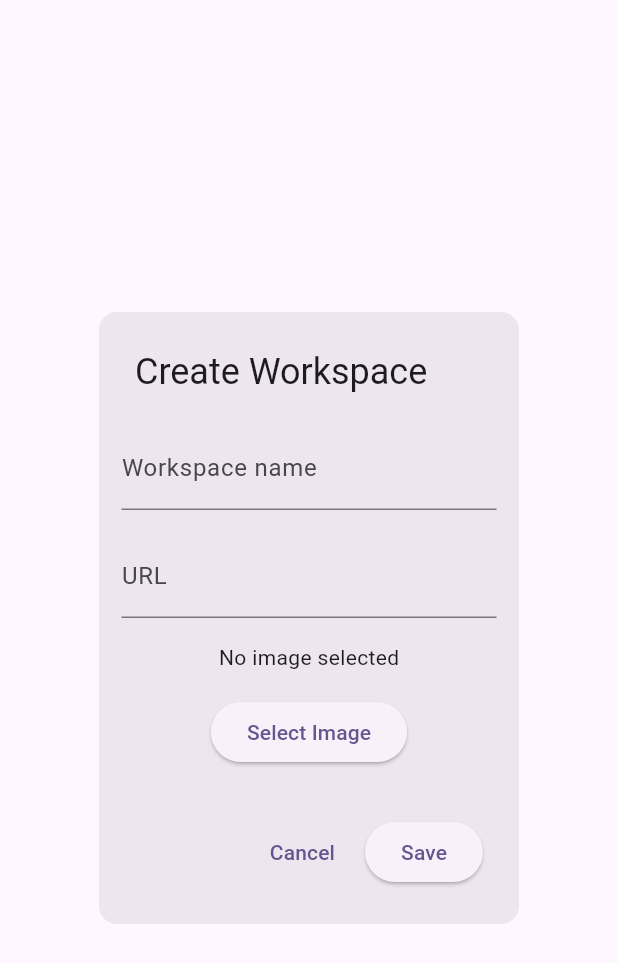
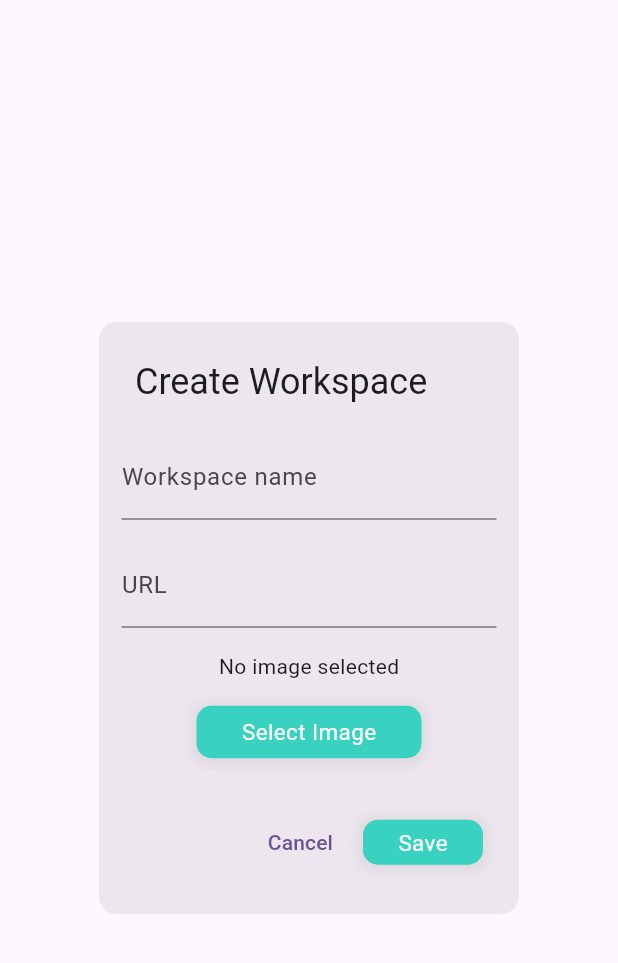
Before and after one commit to botfusion8/botfusion8.github.io, a Flutter app: the WorkflowDialog widget shown alone on an empty page, opened directly, on a phone screen of 412 x 824 dp. Shown: the top 963 px of the screen. Run offline on Flutter 3.47's test engine with Material 3 defaults, Android fonts, the phone set to English and light mode, and no system bars; our stand-ins replace cloud_firestore, file_picker, firebase_auth, firebase_core, firebase_storage, google_fonts and 2 more; missing offline and left inert: flutter_screen_lock; accounts and stored records are empty.

Commit message:
button color changes

```diff
--- a/lib/presentation/chat/workflow_dialog.dart
+++ b/lib/presentation/chat/workflow_dialog.dart
@@ -111,10 +111,36 @@ class _WorkflowDialogState extends State<WorkflowDialog> {
             )
                 : const Text('No image selected'),
             const SizedBox(height: 16),
-            ElevatedButton(
-              onPressed: _pickImage,
-              child: const Text('Select Image'),
+            InkWell(
+              onTap: _pickImage,
+              child: Container(
+                height: 35,
+                alignment: Alignment.center,
+                width: 150,
+                decoration: BoxDecoration(
+                  //0xFF39D2C0
+                  color: const Color(0xFF39D2C0),
+                  boxShadow: [
+                    BoxShadow(
+                      color: Colors.grey.withOpacity(0.2),
+                      spreadRadius: 3,
+                      blurRadius: 7,
+                      offset: const Offset(
+                          0, 1), // changes position of shadow
+                    ),
+                  ],
+                  borderRadius: const BorderRadius.all(
+                    Radius.circular(10),
+                  ),
+                ),
+                padding: const EdgeInsets.all(5),
+                child: const Text(
+                  'Select Image',
+                  style: TextStyle(fontSize: 15, color: Colors.white),
+                ),
+              ),
             ),
+
             const SizedBox(height: 32),
           ],
         ),
@@ -126,11 +152,40 @@ class _WorkflowDialogState extends State<WorkflowDialog> {
           },
           child: const Text('Cancel'),
         ),
-        ElevatedButton(
+      /*  ElevatedButton(
           onPressed: () {
             addData();
           },
           child: const Text('Save'),
+        ),*/
+        InkWell(
+          onTap: addData,
+          child: Container(
+            height: 30,
+            alignment: Alignment.center,
+            width: 80,
+            decoration: BoxDecoration(
+              //0xFF39D2C0
+              color: const Color(0xFF39D2C0),
+              boxShadow: [
+                BoxShadow(
+                  color: Colors.grey.withOpacity(0.2),
+                  spreadRadius: 3,
+                  blurRadius: 7,
+                  offset: const Offset(
+                      0, 1), // changes position of shadow
+                ),
+              ],
+              borderRadius: const BorderRadius.all(
+                Radius.circular(10),
+              ),
+            ),
+            padding: const EdgeInsets.all(5),
+            child: const Text(
+              'Save',
+              style: TextStyle(fontSize: 15, color: Colors.white),
+            ),
+          ),
         ),
       ],
     );
```
Also changed, not shown: lib/presentation/chat/chat_screen.dart (line endings or trailing spaces).
